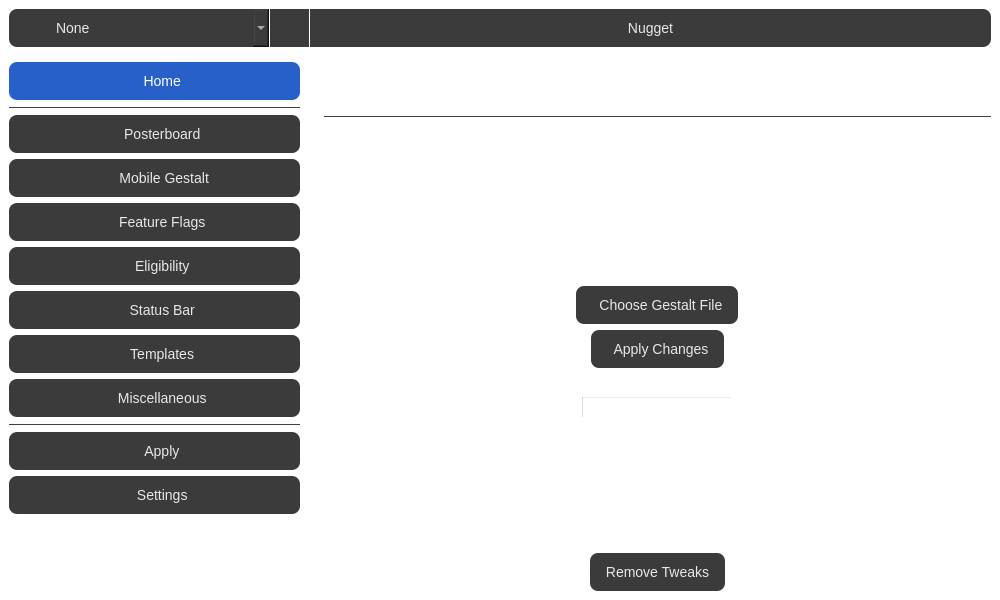
The window that qt/mainwindow.ui (leminlimez/Nugget) describes before a commit, drawn with Qt 5.
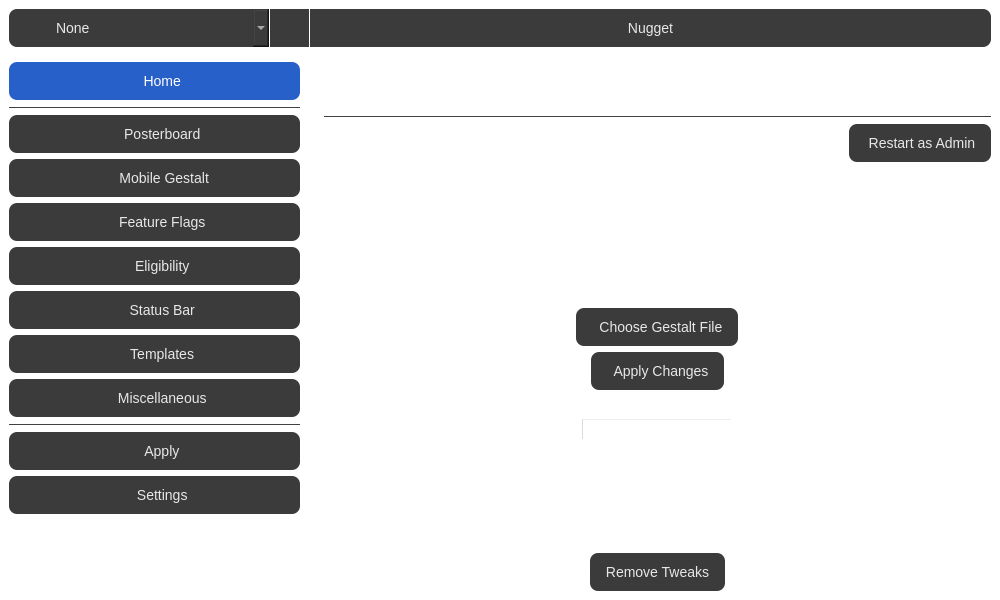
The same window after the commit. The open tabs and pages were chosen to show the change. Icons and pictures are not drawn.

Commit message: button to restart as admin on Windows

```diff
--- a/qt/mainwindow.ui
+++ b/qt/mainwindow.ui
@@ -9561,6 +9561,34 @@
                    </property>
                   </widget>
                  </item>
+                 <item>
+                  <layout class="QHBoxLayout" name="restartUACContent">
+                   <property name="bottomMargin">
+                    <number>0</number>
+                   </property>
+                   <item>
+                    <widget class="QLabel" name="label_60">
+                     <property name="text">
+                      <string>Administrator permission is required to apply tweaks with AFC.</string>
+                     </property>
+                    </widget>
+                   </item>
+                   <item>
+                    <widget class="QToolButton" name="restartUACBtn">
+                     <property name="text">
+                      <string> Restart as Admin</string>
+                     </property>
+                     <property name="icon">
+                      <iconset resource="../resources.qrc">
+                       <normaloff>:/icon/arrow-clockwise.svg</normaloff>:/icon/arrow-clockwise.svg</iconset>
+                     </property>
+                     <property name="toolButtonStyle">
+                      <enum>Qt::ToolButtonTextBesideIcon</enum>
+                     </property>
+                    </widget>
+                   </item>
+                  </layout>
+                 </item>
                  <item>
                   <spacer name="verticalSpacer_10">
                    <property name="orientation">
```
The commit also changes 5 other files.
